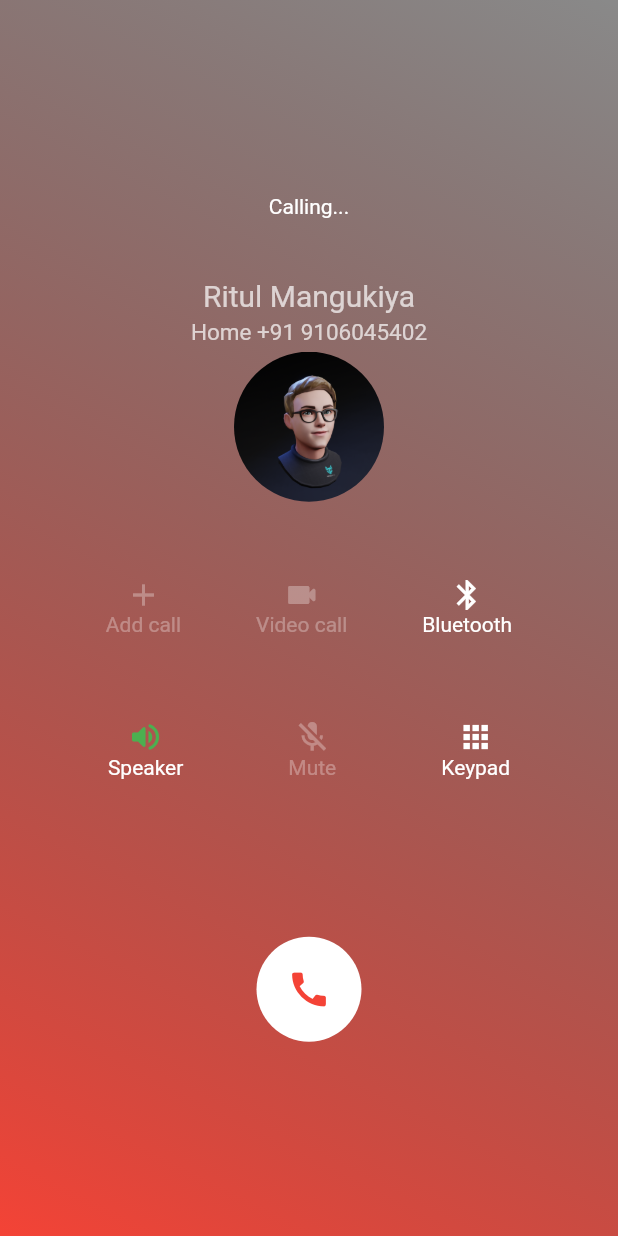
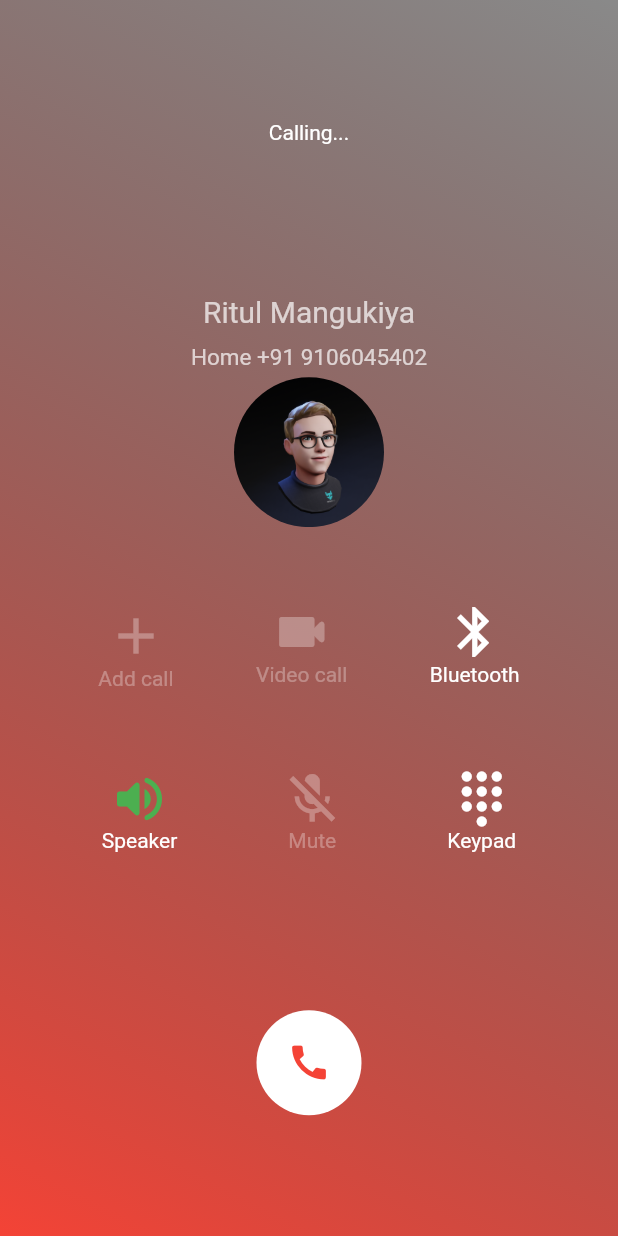
Before and after one commit to mangukiyaRitul/myhome, a Flutter app: the screen it shows after launch, after a tap on "collingpage", on a phone screen of 412 x 824 dp. Run offline on Flutter 3.47's test engine with Material 2 defaults, Android fonts, the phone set to English and light mode, and no system bars.

Commit message:
Initial commit

```diff
--- a/lib/collingpage.dart
+++ b/lib/collingpage.dart
@@ -30,11 +30,11 @@ class _collingpageState extends State<collingpage> {
             child: Column(
               children: [
                 Container(
-                  margin: EdgeInsets.fromLTRB(0, 0, 0, 0),
+                  margin: EdgeInsets.fromLTRB(0, 0, 0, 100),
                   child: Text("Calling...",style: TextStyle(color: Colors.white)),
                 ),
                 Container(
-                  margin: EdgeInsets.fromLTRB(0, 40, 0, 0 ),
+                  margin: EdgeInsets.fromLTRB(0, 0, 0, 0 ),
                   child: Text("Ritul Mangukiya",
                   style: TextStyle(
                     fontSize: 20,
@@ -43,7 +43,7 @@ class _collingpageState extends State<collingpage> {
                   ),
                 ),
                 Container(
-                  margin: EdgeInsets.fromLTRB(0, 4, 0, 0),
+                  margin: EdgeInsets.fromLTRB(0, 10, 0, 0),
                   child: Text("Home +91 9106045402",
                     style: TextStyle(
                       fontSize: 15  ,
@@ -72,22 +72,22 @@ class _collingpageState extends State<collingpage> {
                           // mainAxisAlignment: MainAxisAlignment.spaceBetween,
                           children: [
                             Container(
-                              padding: EdgeInsets.fromLTRB(0, 50, 0, 5),
+                              padding: EdgeInsets.fromLTRB(0, 50, 0,0),
 
                               child: Column(
                                  // mainAxisAlignment: MainAxisAlignment.spaceEvenly,
                                 children: [
-                                  Icon(Icons.add,color: Colors.white30),
+                                  Icon(Icons.add,color: Colors.white30,size: 40,),
                                   Text('Add call',style: TextStyle(color: Colors.white30)),
                                 ],
                               ),
                             ),
                             Container(
-                              padding: EdgeInsets.fromLTRB(50, 50, 50, 5),
+                              padding: EdgeInsets.fromLTRB(55, 50, 55, 5),
                               child: Column(
                                 // mainAxisAlignment: MainAxisAlignment.spaceEvenly,
                                 children: [
-                                  Icon(Icons.videocam_rounded,color: Colors.white30),
+                                  Icon(Icons.videocam_rounded,color: Colors.white30,size: 40,),
                                   Text('Video call',style: TextStyle(color: Colors.white30)),
                                 ],
                               ),
@@ -97,7 +97,7 @@ class _collingpageState extends State<collingpage> {
 
                               child: Column(
                                 children: [
-                                  Icon(Icons.bluetooth,color: Colors.white,),
+                                  Icon(Icons.bluetooth,color: Colors.white,size: 40,),
                                   Text('Bluetooth',style: TextStyle(color: Colors.white)),
                                 ],
                               ),
@@ -124,7 +124,7 @@ class _collingpageState extends State<collingpage> {
                               child: Column(
                                 // mainAxisAlignment: MainAxisAlignment.spaceEvenly,
                                 children: [
-                                  Icon(Icons.volume_up_rounded,color: Colors.green),
+                                  Icon(Icons.volume_up_rounded,color: Colors.green,size: 40,),
                                   Text('Speaker',style: TextStyle(color: Colors.white)),
                                 ],
                               ),
@@ -134,7 +134,7 @@ class _collingpageState extends State<collingpage> {
                               child: Column(
                                 // mainAxisAlignment: MainAxisAlignment.spaceEvenly,
                                 children: [
-                                  Icon(Icons.mic_off_sharp,color: Colors.white30),
+                                  Icon(Icons.mic_off_sharp,color: Colors.white30,size: 40,),
                                   Text('Mute',style: TextStyle(color: Colors.white30)),
                                 ],
                               ),
@@ -144,7 +144,9 @@ class _collingpageState extends State<collingpage> {
 
                               child: Column(
                                 children: [
-                                  Icon(Icons.apps_sharp,color: Colors.white),
+                                  Icon(Icons.dialpad_rounded
+
+                                      ,color: Colors.white,size: 40),
                                   Text('Keypad',style: TextStyle(color: Colors.white)),
 
                                 ],
--- /dev/null
+++ b/lib/instagram.dart
@@ -0,0 +1,50 @@
+import 'package:flutter/material.dart';
+
+class instagram extends StatefulWidget {
+  const instagram({Key? key}) : super(key: key);
+
+  @override
+  State<instagram> createState() => _instagramState();
+}
+
+class _instagramState extends State<instagram> {
+  @override
+  List a=["Ritul Mangukiya","Yug Sutariya","Sujal Diyora","Aarin Godhani","Sahil Shekhda","Dhruv Jogani","keyur Sondagar","Darshan Vavdiya","Meet Sutariya","Ankit Sutariya","Yash Mangukiya","Abhi Mangukiya","Nayan Sutariya","Ram Mangukiya","Darshan Mangukiya","Yug Sutariya","Sujal Diyora","Aarin Godhani","Sahil Shekhda","Dhruv Jogani","keyur Sondagar","Darshan Vavdiya","Meet Sutariya","Ankit Sutariya","Yash Mangukiya","Abhi Mangukiya","Nayan Sutariya","Ram Mangukiya","Darshan Mangukiya",];
+  List b=["+91  9106045402","+91 9713124509","+91 8140928168 ","+91 9727935310","+91 9726009526","+91 7043365515","+91 9586942860","+91 9126509546","+91 5263785421","+91 8526492517","+91 9952100236","+91 9099500125","+91 9011250040","+91 9856258743","+91 9316045409","+91 9713124509","+91 8140928168 ","+91 9727935310","+91 9726009526","+91 7043365515","+91 9586942860","+91 9126509546","+91 5263785421","+91 8526492517","+91 9952100236","+91 9099500125","+91 9011250040","+91 9856258743","+91 9316045409",];
+  List c=["001.jpg","001.jpg","006.jpg","003.jpg","007.jpg","008.jpg","009.jpg","010.jpg","011.jpg","012.jpg","015.jpg","016.png","009.jpg","010.jpg","006.jpg","001.jpg","006.jpg","003.jpg","007.jpg","008.jpg","009.jpg","010.jpg","011.jpg","012.jpg","015.jpg","016.png","009.jpg","010.jpg","006.jpg",];
+
+  Widget build(BuildContext context) {
+    return MaterialApp(
+      debugShowCheckedModeBanner: false,
+      home: Scaffold(
+        body:Container(
+          child: GridView.builder(
+              gridDelegate: SliverGridDelegateWithFixedCrossAxisCount(
+                crossAxisCount: 3,
+              ),
+              itemBuilder: (context, index) {
+                return Container(
+
+                    decoration: BoxDecoration(
+                      image: DecorationImage(
+                        image: AssetImage("image/${c[index]}"),
+                      ),
+                    ),
+                  child: Column(
+                    mainAxisAlignment: MainAxisAlignment.end ,
+                  children: [
+                    Container(
+                    child: Text("Ritul Mangukiya"),
+
+                    ),
+                  ],
+                  ),
+                );
+              },
+          itemCount: c.length,
+          ),
+        ),
+      ),
+    );
+  }
+}
--- /dev/null
+++ b/lib/listview.dart
@@ -0,0 +1,54 @@
+import 'package:flutter/material.dart';
+
+class listview extends StatefulWidget {
+  const listview({Key? key}) : super(key: key);
+
+  @override
+  State<listview> createState() => _listviewState();
+}
+
+class _listviewState extends State<listview> {
+  @override
+
+  List a=["Ritul Mangukiya","Yug Sutariya","Sujal Diyora","Aarin Godhani","Sahil Shekhda","Dhruv Jogani","keyur Sondagar","Darshan Vavdiya","Meet Sutariya","Ankit Sutariya","Yash Mangukiya","Abhi Mangukiya","Nayan Sutariya","Ram Mangukiya","Darshan Mangukiya","Yug Sutariya","Sujal Diyora","Aarin Godhani","Sahil Shekhda","Dhruv Jogani","keyur Sondagar","Darshan Vavdiya","Meet Sutariya","Ankit Sutariya","Yash Mangukiya","Abhi Mangukiya","Nayan Sutariya","Ram Mangukiya","Darshan Mangukiya",];
+  List b=["+91  9106045402","+91 9713124509","+91 8140928168 ","+91 9727935310","+91 9726009526","+91 7043365515","+91 9586942860","+91 9126509546","+91 5263785421","+91 8526492517","+91 9952100236","+91 9099500125","+91 9011250040","+91 9856258743","+91 9316045409","+91 9713124509","+91 8140928168 ","+91 9727935310","+91 9726009526","+91 7043365515","+91 9586942860","+91 9126509546","+91 5263785421","+91 8526492517","+91 9952100236","+91 9099500125","+91 9011250040","+91 9856258743","+91 9316045409",];
+  List c=["001.jpg","001.jpg","006.jpg","003.jpg","007.jpg","008.jpg","009.jpg","010.jpg","011.jpg","012.jpg","015.jpg","016.png","009.jpg","010.jpg","006.jpg","001.jpg","006.jpg","003.jpg","007.jpg","008.jpg","009.jpg","010.jpg","011.jpg","012.jpg","015.jpg","016.png","009.jpg","010.jpg","006.jpg",];
+
+
+  Widget build(BuildContext context) {
+    return MaterialApp(
+      debugShowCheckedModeBanner: false,
+      home: Scaffold(
+        body: Container(
+          // color: Colors.white,
+          // height: double.infinity,
+          //           // width: double.infinity,
+          child: ListView.builder(
+            itemBuilder: (context, index) {
+              return Container(
+                // height: 70,
+                // width: 60,
+                // color: Colors.blue.shade200,
+                margin: EdgeInsets.all(3),
+                child: ListTile(
+                  title: Text("${a[index]}"),
+                  subtitle: Text("${b[index]}"),
+
+                  leading: CircleAvatar(
+
+                    backgroundImage: AssetImage("image/${c[index]}"),
+
+                  ),
+                  trailing: Icon(Icons.call),
+                ),
+
+              );
+            },
+            itemCount: a.length,
+          ),
+        ),
+
+      ),
+    );
+  }
+}
--- a/lib/main.dart
+++ b/lib/main.dart
@@ -1,8 +1,12 @@
 import 'package:flutter/material.dart';
+import 'package:ritul/2insta.dart';
 import 'package:ritul/collingpage.dart';
+import 'package:ritul/listview.dart';
 import 'package:ritul/myhomepage.dart';
 import 'package:ritul/sudocu.dart';
 import 'package:ritul/tictac.dart';
+
+import 'instagram.dart';
 
 void main ()
 {
@@ -23,9 +27,12 @@ class _MyAppState extends State<MyApp> {
     return MaterialApp(
 
       routes: {
-        'sudocu':(context) => sudocu(  ),
-        'tictoc':(context) => tictoc(  ),
+        'sudocu':(context) => sudocu(),
+        'tictoc':(context) => tictoc(),
         'collingpage':(context) => collingpage(),
+        'listview':(context) => listview(),
+        'instagram':(context) => instagram(),
+        'insta':(context) =>insta(),
 
       },
       home:MyHomePage(),debugShowCheckedModeBanner: false,
--- a/lib/myhomepage.dart
+++ b/lib/myhomepage.dart
@@ -14,14 +14,18 @@ class _MyHomePageState extends State<MyHomePage> {
       'sudocu',
       'tictoc',
       'collingpage',
-      '  ',
-      '  ',
+      'listview',
+      'instagram',
+      'insta',
     ];
     return Scaffold(
       appBar: AppBar(title: Text('My App'),),
       body: GridView.builder(itemCount: arrpages.length,
         gridDelegate: SliverGridDelegateWithFixedCrossAxisCount(
-            crossAxisCount: 3,crossAxisSpacing: 10,mainAxisSpacing: 10),
+            crossAxisCount: 3,
+            crossAxisSpacing: 10,
+            mainAxisSpacing: 10) ,
+
         itemBuilder: (context, index) {
           return Container(color: Colors.amber,child: TextButton(onPressed:() {
             Navigator.pushNamed(context, arrpages[index]);
```
Also changed, not shown: lib/2insta.dart (added, +108 -0 lines), image/001.jpg (added), image/003.jpg (added), image/005.png (added), image/006.jpg (added), image/007.jpg (added), image/008.jpg (added), image/009.jpg (added), image/010.jpg (added), image/011.jpg (added), image/012.jpg (added), image/015.jpg (added), image/016.png (added), 2 other files.
